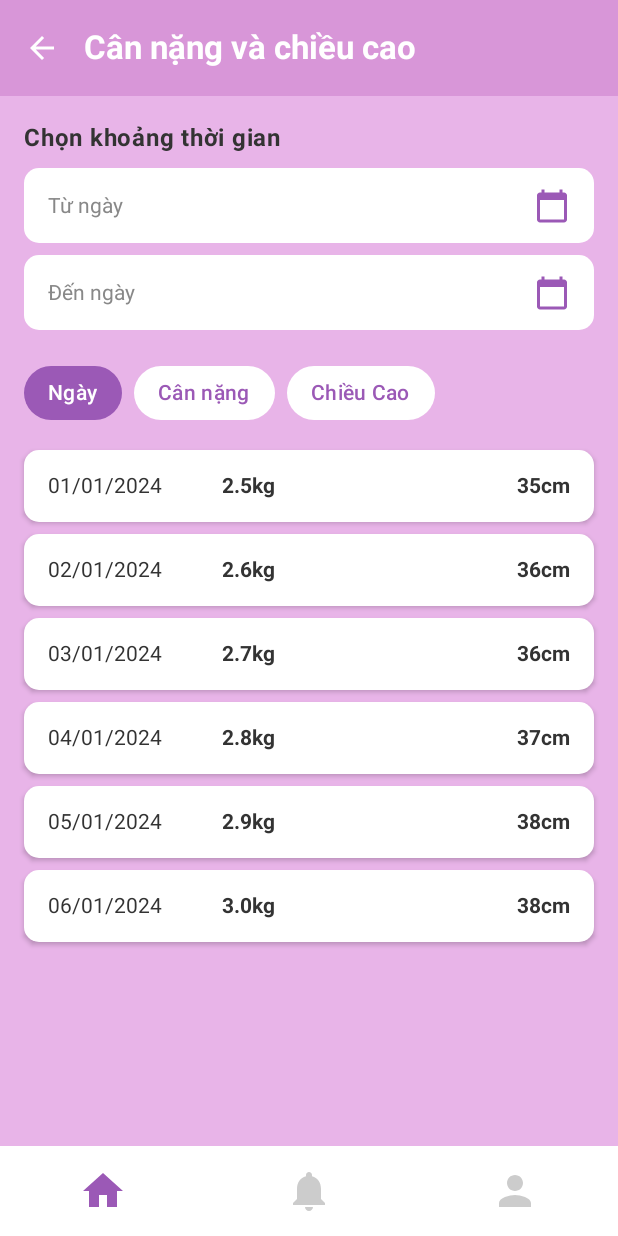
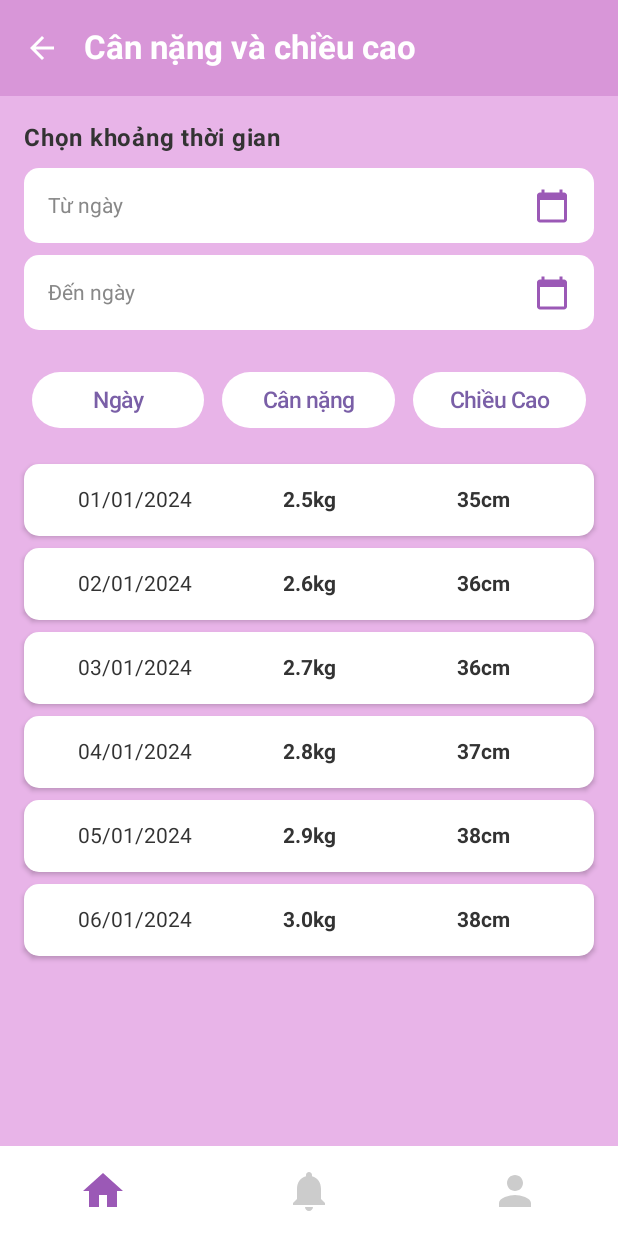
Before and after one commit to sangg05/PET_HEALTH, an Android app built with Jetpack Compose: the WeightHeightScreen screen opened through its navigation route, on a phone screen of 412 x 824 dp. Run offline under Robolectric (Android 15) with nearby library versions, the phone set to English and light mode, and no system bars.

```diff
--- a/source_code/app/src/main/java/com/example/pet_health/ui/screen/WeightHeightScreen.kt
+++ b/source_code/app/src/main/java/com/example/pet_health/ui/screen/WeightHeightScreen.kt
@@ -18,8 +18,10 @@ import androidx.compose.ui.draw.clip
 import androidx.compose.ui.graphics.Color
 import androidx.compose.ui.platform.LocalContext
 import androidx.compose.ui.text.font.FontWeight
+import androidx.compose.ui.text.style.TextAlign
 import androidx.compose.ui.tooling.preview.Preview
 import androidx.compose.ui.unit.dp
+import androidx.compose.ui.unit.sp
 import java.text.SimpleDateFormat
 import java.util.*
 
@@ -48,26 +50,23 @@ val darkPink = Color(0xFFD896D8)
 @Composable
 fun FilterTab(
     text: String,
-    isSelected: Boolean,
+    modifier: Modifier = Modifier,
     onClick: () -> Unit
 ) {
-    val backgroundColor = if (isSelected) AccentColor else White
-    val contentColor = if (isSelected) White else AccentColor
-
     Box(
-        modifier = Modifier
-            .padding(horizontal = 4.dp)
+        modifier = modifier
+            .padding(horizontal = 6.dp)
             .clip(RoundedCornerShape(20.dp))
-            .background(backgroundColor)
+            .background(Color.White)
             .clickable(onClick = onClick)
-            .padding(horizontal = 16.dp, vertical = 8.dp),
+            .padding(horizontal = 20.dp, vertical = 10.dp),
         contentAlignment = Alignment.Center
     ) {
         Text(
             text = text,
-            color = contentColor,
-            fontWeight = FontWeight.SemiBold,
-            style = MaterialTheme.typography.bodyMedium
+            color = Color(0xFF7A5FA7),
+            fontWeight = FontWeight.Medium,
+            fontSize = 15.sp
         )
     }
 }
@@ -89,9 +88,28 @@ fun RecordItem(record: WeightHeightRecord) {
             horizontalArrangement = Arrangement.SpaceBetween,
             verticalAlignment = Alignment.CenterVertically
         ) {
-            Text(record.date, color = TextDark, modifier = Modifier.weight(1f))
-            Text(record.weight, color = TextDark, fontWeight = FontWeight.Bold, modifier = Modifier.weight(1f))
-            Text(record.height, color = TextDark, fontWeight = FontWeight.Bold, modifier = Modifier.weight(1f), textAlign = androidx.compose.ui.text.style.TextAlign.End)
+            Text(
+                record.date,
+                color = TextDark,
+                modifier = Modifier.weight(1f),
+                textAlign = TextAlign.Center
+            )
+
+            Text(
+                record.weight,
+                color = TextDark,
+                fontWeight = FontWeight.Bold,
+                modifier = Modifier.weight(1f),
+                textAlign = TextAlign.Center
+            )
+
+            Text(
+                record.height,
+                color = TextDark,
+                fontWeight = FontWeight.Bold,
+                modifier = Modifier.weight(1f),
+                textAlign = TextAlign.Center
+            )
         }
     }
 }
@@ -237,12 +255,23 @@ fun WeightHeightScreen() {
             Row(
                 modifier = Modifier
                     .fillMaxWidth()
-                    .padding(horizontal = 12.dp, vertical = 8.dp),
-                horizontalArrangement = Arrangement.Start
+                    .padding(horizontal = 15.dp, vertical = 12.dp),
+                horizontalArrangement = Arrangement.SpaceEvenly
             ) {
-                FilterTab(text = "Ngày", isSelected = selectedTab == "Ngày") { selectedTab = "Ngày" }
-                FilterTab(text = "Cân nặng", isSelected = selectedTab == "Cân nặng") { selectedTab = "Cân nặng" }
-                FilterTab(text = "Chiều Cao", isSelected = selectedTab == "Chiều Cao") { selectedTab = "Chiều Cao" }
+                FilterTab(
+                    text = "Ngày",
+                    modifier = Modifier.weight(1f)
+                ) { selectedTab = "Ngày" }
+
+                FilterTab(
+                    text = "Cân nặng",
+                    modifier = Modifier.weight(1f)
+                ) { selectedTab = "Cân nặng" }
+
+                FilterTab(
+                    text = "Chiều Cao",
+                    modifier = Modifier.weight(1f)
+                ) { selectedTab = "Chiều Cao" }
             }
 
             // --- Danh sách dữ liệu ---
```
